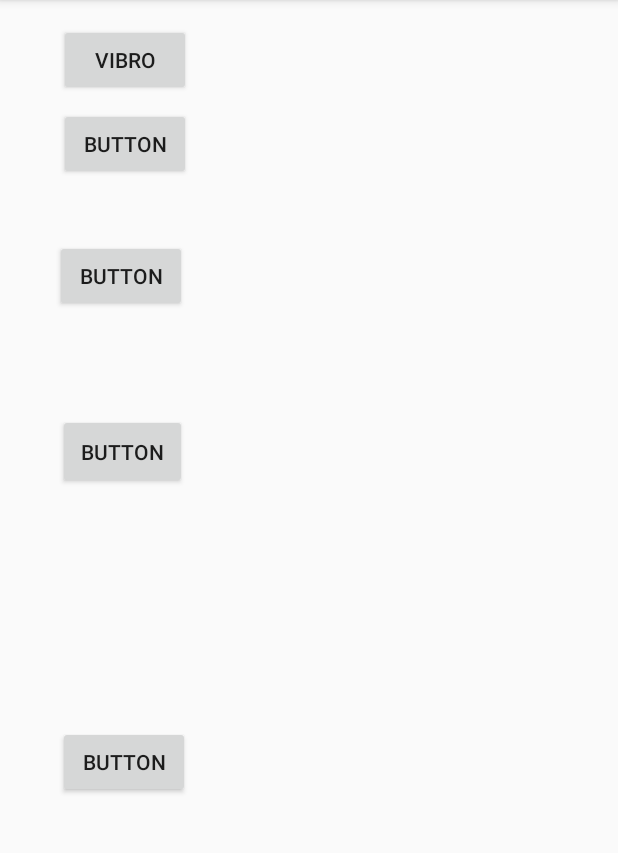
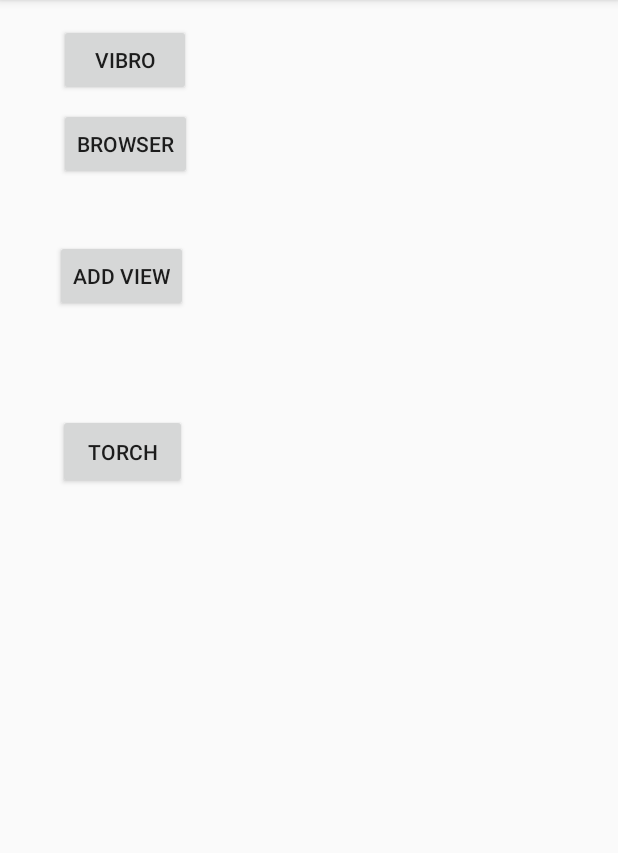
Before and after one commit to Angainor17/AppForUniver, an Android app: the screen it shows after launch (MainActivity), on a phone screen of 412 x 824 dp, the part 84-937 px from its top. Run offline under Robolectric (Android 15) with nearby library versions, the phone set to English and light mode, and no system bars.

Commit message:
new update

```diff
--- a/app/build.gradle
+++ b/app/build.gradle
@@ -12,7 +12,7 @@ android {
     }
     buildTypes {
         release {
-            minifyEnabled false
+            minifyEnabled true
             proguardFiles getDefaultProguardFile('proguard-android.txt'), 'proguard-rules.pro'
         }
         buildType {
--- a/app/src/main/java/com/example/admin/myapplication/MainActivity.java
+++ b/app/src/main/java/com/example/admin/myapplication/MainActivity.java
@@ -1,8 +1,8 @@
 package com.example.admin.myapplication;
 
 import android.content.Intent;
+import android.os.Bundle;
 import android.support.v7.app.AppCompatActivity;
-import android.os.Bundle;
 import android.view.View;
 import android.widget.Button;
 
@@ -10,10 +10,8 @@ public class MainActivity extends AppCompatActivity {
 
     Button buttonVibration;
     Button buttonBrowser;
-    Button buttonVibro2;
-    Button buttonVibro3;
-    Button buttonVibro4;
-
+    Button buttonExample;
+    Button buttonTorch;
 
     @Override
     protected void onCreate(Bundle savedInstanceState) {
@@ -38,5 +36,23 @@ public class MainActivity extends AppCompatActivity {
                 startActivity(intent);
             }
         });
+
+        buttonExample = findViewById(R.id.buttonExample);
+        buttonExample.setOnClickListener(new View.OnClickListener() {
+            @Override
+            public void onClick(View view) {
+                Intent intent = new Intent(getApplicationContext(), ViewsActivity.class);
+                startActivity(intent);
+            }
+        });
+
+        buttonTorch = findViewById(R.id.buttonTorch);
+        buttonTorch.setOnClickListener(new View.OnClickListener() {
+            @Override
+            public void onClick(View view) {
+                Intent intent = new Intent(getApplicationContext(), TorchActivity.class);
+                startActivity(intent);
+            }
+        });
     }
 }
--- a/app/src/main/res/layout/activity_main.xml
+++ b/app/src/main/res/layout/activity_main.xml
@@ -16,56 +16,41 @@
             app:layout_constraintHorizontal_bias="0.121"
             app:layout_constraintLeft_toLeftOf="parent"
             app:layout_constraintRight_toRightOf="parent"
-        app:layout_constraintTop_toTopOf="parent" />
+            app:layout_constraintTop_toTopOf="parent"/>
 
     <Button
             android:id="@+id/buttonBrowser"
             android:layout_width="wrap_content"
             android:layout_height="wrap_content"
             android:layout_marginTop="8dp"
-        android:text="Button"
+            android:text="Browser"
             app:layout_constraintHorizontal_bias="0.121"
             app:layout_constraintLeft_toLeftOf="parent"
             app:layout_constraintRight_toRightOf="parent"
-        app:layout_constraintTop_toBottomOf="@+id/buttonVibro" />
+            app:layout_constraintTop_toBottomOf="@+id/buttonVibro"/>
 
     <Button
-        android:id="@+id/button4"
+            android:id="@+id/buttonExample"
             android:layout_width="wrap_content"
             android:layout_height="wrap_content"
             android:layout_marginTop="40dp"
-        android:text="Button"
+            android:text="Add view"
             app:layout_constraintEnd_toEndOf="parent"
             app:layout_constraintHorizontal_bias="0.114"
             app:layout_constraintStart_toStartOf="parent"
-        app:layout_constraintTop_toBottomOf="@+id/buttonBrowser" />
+            app:layout_constraintTop_toBottomOf="@+id/buttonBrowser"/>
 
     <Button
-        android:id="@+id/button5"
+            android:id="@+id/buttonTorch"
             android:layout_width="86dp"
             android:layout_height="50dp"
             android:layout_marginEnd="8dp"
             android:layout_marginStart="8dp"
             android:layout_marginTop="68dp"
-        android:text="Button"
+            android:text="Torch"
             app:layout_constraintEnd_toEndOf="parent"
             app:layout_constraintHorizontal_bias="0.099"
             app:layout_constraintStart_toStartOf="parent"
-        app:layout_constraintTop_toBottomOf="@+id/button4" />
+            app:layout_constraintTop_toBottomOf="@+id/buttonExample"/>
 
-    <Button
-        android:id="@+id/button6"
-        android:layout_width="wrap_content"
-        android:layout_height="wrap_content"
-        android:layout_marginBottom="8dp"
-        android:layout_marginEnd="8dp"
-        android:layout_marginStart="8dp"
-        android:layout_marginTop="8dp"
-        android:text="Button"
-        app:layout_constraintBottom_toBottomOf="parent"
-        app:layout_constraintEnd_toEndOf="parent"
-        app:layout_constraintHorizontal_bias="0.1"
-        app:layout_constraintStart_toStartOf="parent"
-        app:layout_constraintTop_toBottomOf="@+id/button5"
-        app:layout_constraintVertical_bias="0.397" />
 </android.support.constraint.ConstraintLayout>
```
Also changed, not shown: app/src/main/AndroidManifest.xml (+20 -6 lines), app/src/main/java/com/example/admin/myapplication/BrowserActivity.java (+20 -5 lines), app/src/main/java/com/example/admin/myapplication/TorchActivity.java (added, +97 -0 lines), app/src/main/java/com/example/admin/myapplication/ViewsActivity.java (added, +58 -0 lines), app/src/main/res/layout/activity_browser.xml (+18 -17 lines), app/src/main/res/layout/activity_torch.xml (added, +16 -0 lines), app/src/main/res/layout/activity_vibro.xml (+9 -8 lines), app/src/main/res/layout/activity_views.xml (added, +45 -0 lines). Lines whose indentation alone changed are shown as unchanged.
